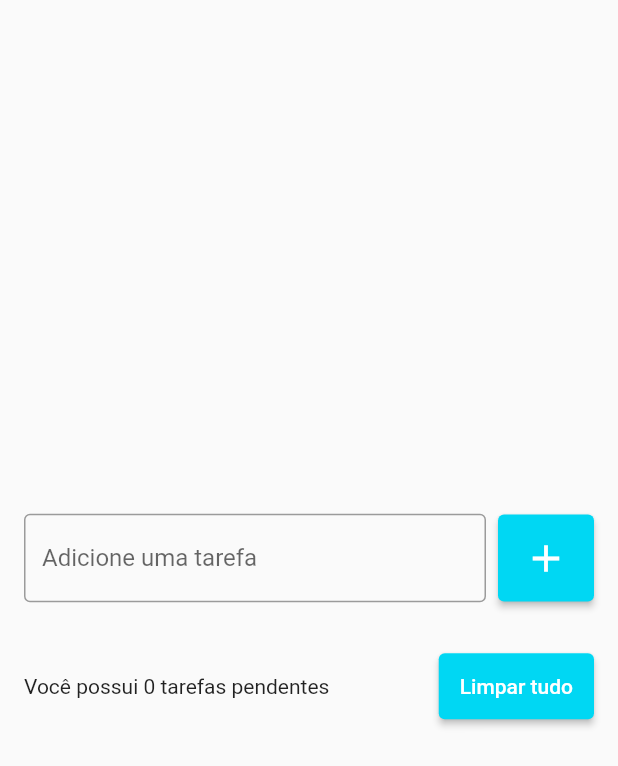
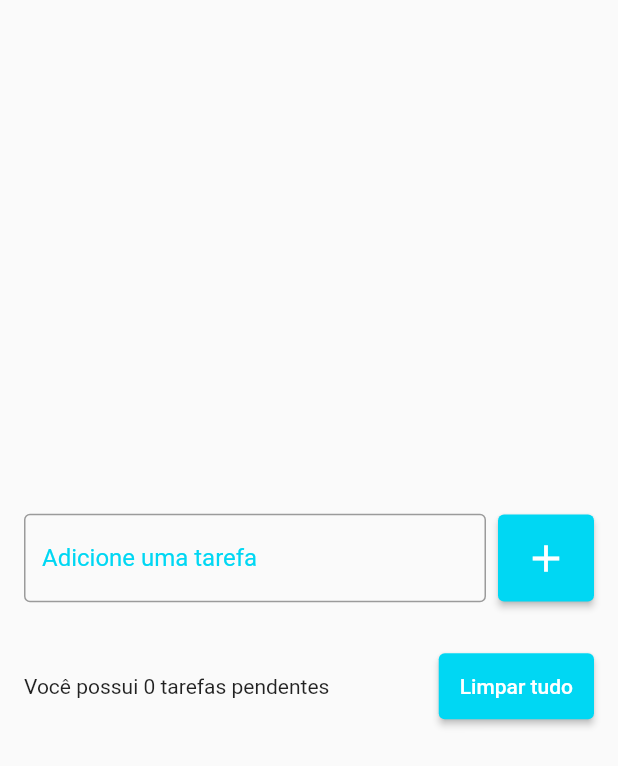
Before and after one commit to malufreirejau/todolistflutter, a Flutter app: the screen it shows after launch, on a phone screen of 412 x 824 dp. Shown: the top 766 px of the screen. Run offline on Flutter 3.47's test engine with Material 2 defaults, Android fonts, the phone set to English and light mode, and no system bars; our stand-ins replace flutter_slidable, shared_preferences.

Commit message:
project is ready

```diff
--- a/lib/pages/todo_list_page.dart
+++ b/lib/pages/todo_list_page.dart
@@ -20,6 +20,19 @@ class _TodoListPageState extends State<TodoListPage> {
   Todo? deletedTodo;
   int? deletedTodoPos;
 
+  String? errorText;
+
+  @override
+  void initState() {
+    super.initState();
+
+    todoRepository.getTodoList().then((value) {
+      setState(() {
+        todos = value;
+      });
+    });
+  }
+
   @override
   Widget build(BuildContext context) {
     return SafeArea(
@@ -39,6 +52,16 @@ class _TodoListPageState extends State<TodoListPage> {
                         border: OutlineInputBorder(),
                         labelText: 'Adicione uma tarefa',
                         hintText: 'Ex: estudar flutter',
+                        errorText: errorText,
+                        focusedBorder: OutlineInputBorder(
+                          borderSide: BorderSide(
+                            color: Color(0xff00d7f3),
+                            width: 3,
+                          )
+                        ),
+                        labelStyle: TextStyle(
+                            color: Color(0xff00d7f3),
+                        )
                       ),
                     ),
                   ),
@@ -46,12 +69,21 @@ class _TodoListPageState extends State<TodoListPage> {
                   ElevatedButton(
                       onPressed: () {
                         String text = todoController.text;
+
+                        if(text.isEmpty) {
+                          setState(() {
+                            errorText = 'não pode ser vazio';
+                          });
+                          return;
+                        }
+
                         setState(() {
                           Todo newTodo = Todo(
                             title: text,
                             dateTime: DateTime.now(),
                           );
                           todos.add(newTodo);
+                          errorText = null;
                         });
                         todoController.clear();
                         todoRepository.saveTodoList(todos);
@@ -112,6 +144,7 @@ class _TodoListPageState extends State<TodoListPage> {
     setState(() {
       todos.remove(todo);
     });
+    todoRepository.saveTodoList(todos);
 
     ScaffoldMessenger.of(context).clearSnackBars();
     ScaffoldMessenger.of(context).showSnackBar(
@@ -128,6 +161,7 @@ class _TodoListPageState extends State<TodoListPage> {
             setState(() {
               todos.insert(deletedTodoPos!, deletedTodo!);
             });
+            todoRepository.saveTodoList(todos);
           },
         ),
         duration: const Duration(seconds: 5),
@@ -173,6 +207,7 @@ class _TodoListPageState extends State<TodoListPage> {
     setState(() {
       todos.clear();
     });
+    todoRepository.saveTodoList(todos);
   }
 
 }
--- a/lib/repositories/todo_repository.dart
+++ b/lib/repositories/todo_repository.dart
@@ -7,9 +7,6 @@ import '../models/todo.dart';
 const todoListKey = 'todo_list';
 
 class TodoRepository {
-
-  TodoRepository() {
-
   late SharedPreferences sharedPreferences;
 
   Future<List<Todo>> getTodoList() async {
```
